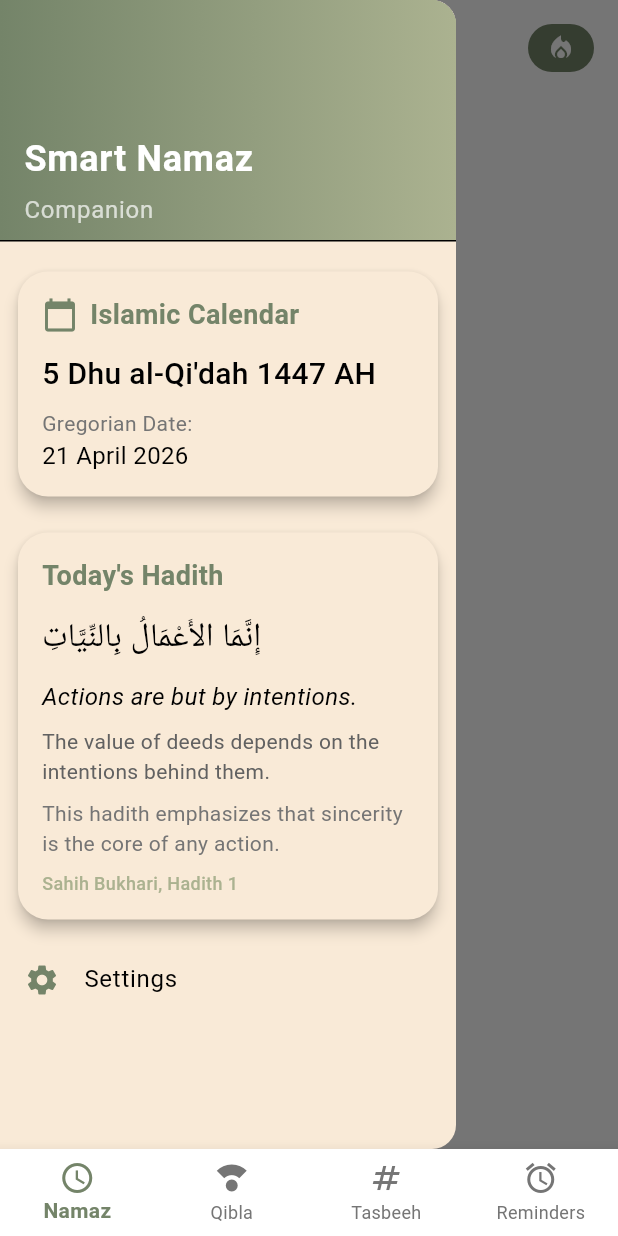
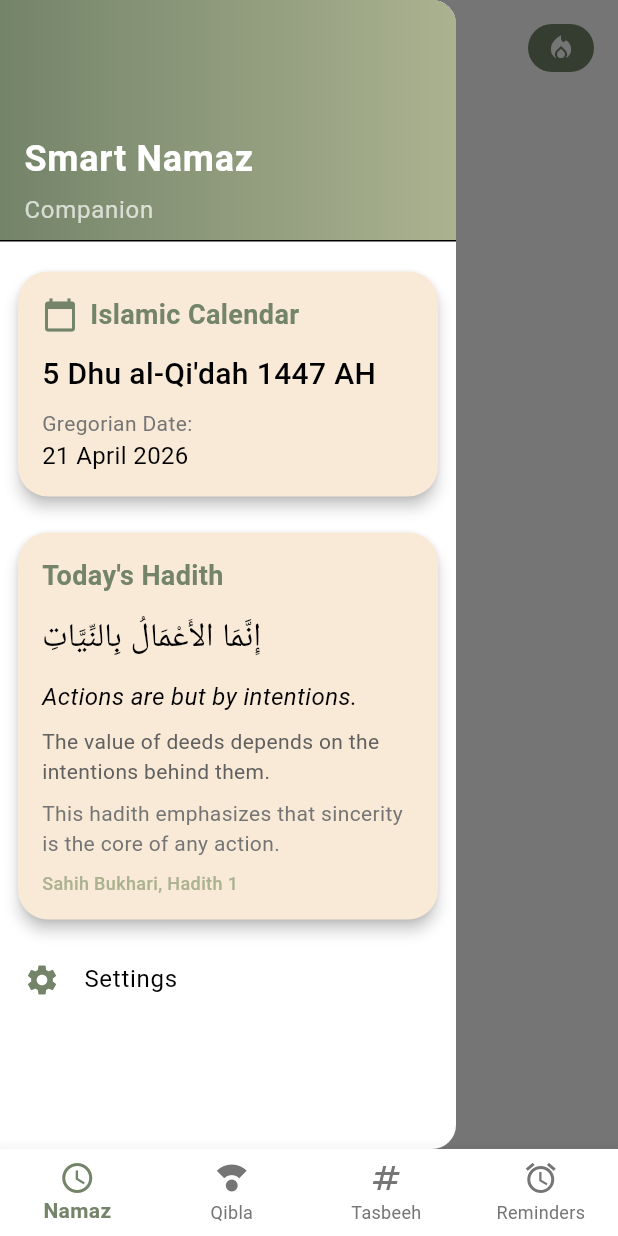
Before and after one commit to maria-khan-khushk/smart_namaz_companion, a Flutter app: the screen it shows after launch, with the side drawer open, on a phone screen of 412 x 824 dp. Run offline on Flutter 3.47's test engine with Material 3 defaults, Android fonts, the light colour scheme and no system bars; our stand-ins replace audioplayers, flutter_local_notifications, geolocator, shared_preferences, table_calendar, timezone.

Commit message:
drawer color background color changed to white

```diff
--- a/lib/screens/home_screen.dart
+++ b/lib/screens/home_screen.dart
@@ -267,6 +267,7 @@
   // Drawer - now uses direct variable, NO FutureBuilder, instantly opens
 Widget _buildDrawer(BuildContext context, bool isUrdu) {
   return Drawer(
+    backgroundColor: Colors.white, // ✅ Drawer background white
     child: ListView(
       padding: EdgeInsets.zero,
       children: [
```
